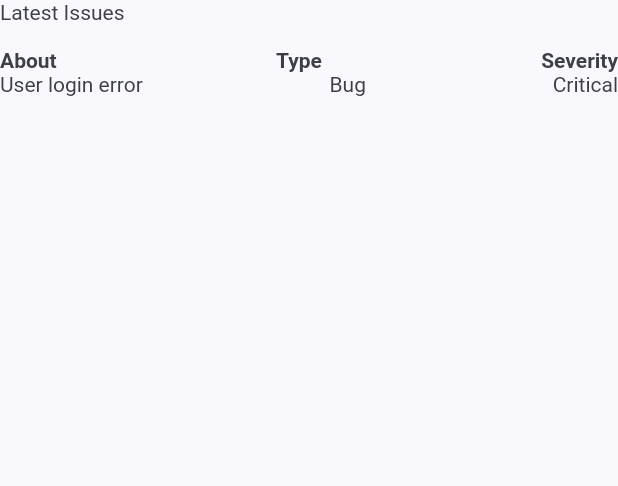
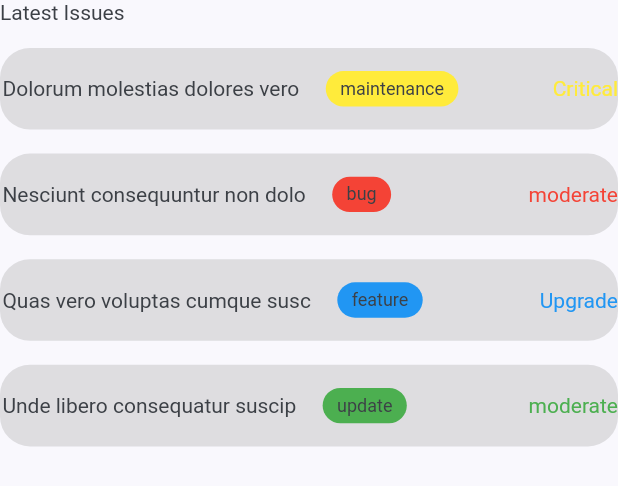
Before and after one commit to tee-jaay/stsks, a Flutter app: the LatestIssues widget shown alone on an empty page, opened directly, on a phone screen of 412 x 824 dp. Shown: the top 486 px of the screen. Run offline on Flutter 3.47's test engine with Material 2 defaults, Android fonts, the light colour scheme and no system bars; our stand-ins replace animated_text_kit, badges, date_format; missing offline and left inert: draw_graph, easy_table, graphic.

Commit message:
issues list

```diff
--- a/lib/screens/dashboard/inc/latest_issues.dart
+++ b/lib/screens/dashboard/inc/latest_issues.dart
@@ -1,9 +1,15 @@
 import 'package:flutter/material.dart';
 import 'package:stasks/constants.dart';
+import 'package:easy_table/easy_table.dart';
 
-class LatestIssues extends StatelessWidget {
+class LatestIssues extends StatefulWidget {
   const LatestIssues({Key? key}) : super(key: key);
 
+  @override
+  State<LatestIssues> createState() => _LatestIssuesState();
+}
+
+class _LatestIssuesState extends State<LatestIssues> {
   @override
   Widget build(BuildContext context) {
     return Column(
@@ -21,38 +27,114 @@ class LatestIssues extends StatelessWidget {
           height: stDefaultSpace,
         ),
         Container(),
-        Row(
-          mainAxisAlignment: MainAxisAlignment.spaceBetween,
-          children: [
-            Text(
-              "About",
-              style: TextStyle(fontWeight: FontWeight.bold),
-            ),
-            Text(
-              "Type",
-              style: TextStyle(fontWeight: FontWeight.bold),
-            ),
-            Text(
-              "Severity",
-              style: TextStyle(fontWeight: FontWeight.bold),
-            ),
-          ],
+        IssueItem(
+          about: "Dolorum molestias dolores vero",
+          issueType: "maintenance",
+          severity: "Critical",
+          colorType: Colors.yellow,
+          colorSeverity: Colors.yellow,
+          press: () {
+            print("pressed yellow");
+          },
         ),
-        Row(
-          mainAxisAlignment: MainAxisAlignment.spaceBetween,
-          children: [
-            Text(
-              "User login error",
-            ),
-            Text(
-              "Bug",
-            ),
-            Text(
-              "Critical",
-            ),
-          ],
+        IssueItem(
+          about: "Nesciunt consequuntur non dolo",
+          issueType: "bug",
+          severity: "moderate",
+          colorType: Colors.red,
+          colorSeverity: Colors.red,
+          press: () {
+            print("pressed red");
+          },
+        ),
+        IssueItem(
+          about: "Quas vero voluptas cumque susc",
+          issueType: "feature",
+          severity: "Upgrade",
+          colorType: Colors.blue,
+          colorSeverity: Colors.blue,
+          press: () {
+            print("pressed blue");
+          },
+        ),
+        IssueItem(
+          about: "Unde libero consequatur suscip",
+          issueType: "update",
+          severity: "moderate",
+          colorType: Colors.green,
+          colorSeverity: Colors.green,
+          press: () {
+            print("pressed green");
+          },
         ),
       ],
     );
   }
 }
+
+class IssueItem extends StatelessWidget {
+  const IssueItem({
+    Key? key,
+    required this.about,
+    required this.issueType,
+    required this.severity,
+    required this.colorType,
+    required this.colorSeverity,
+    required this.press,
+  }) : super(key: key);
+
+  final String about, issueType, severity;
+  final Color colorType, colorSeverity;
+  final VoidCallback press;
+
+  @override
+  Widget build(BuildContext context) {
+    return GestureDetector(
+      onTap: press,
+      child: Container(
+        margin: EdgeInsets.only(bottom: stDefaultSpace),
+        padding: EdgeInsets.symmetric(
+          vertical: stDefaultSpace * 0.7,
+        ),
+        decoration: BoxDecoration(
+          color: Colors.grey.withOpacity(0.3),
+          borderRadius: BorderRadius.circular(20),
+        ),
+        child: Row(
+          children: [
+            Container(
+              padding: EdgeInsets.symmetric(
+                vertical: stDefaultSpace * 0.5,
+                horizontal: stDefaultSpace * 0.1,
+              ),
+              child: Text(
+                about,
+              ),
+            ),
+            Container(
+              margin: EdgeInsets.only(left: stDefaultSpace),
+              padding: EdgeInsets.symmetric(
+                  horizontal: stDefaultSpace * 0.6,
+                  vertical: stDefaultSpace * 0.3),
+              decoration: BoxDecoration(
+                  color: colorType, borderRadius: BorderRadius.circular(50)),
+              child: Text(
+                issueType,
+                style: TextStyle(
+                  fontSize: 12.0,
+                ),
+              ),
+            ),
+            Spacer(),
+            Text(
+              severity,
+              style: TextStyle(
+                color: colorSeverity,
+              ),
+            ),
+          ],
+        ),
+      ),
+    );
+  }
+}
--- a/pubspec.yaml
+++ b/pubspec.yaml
@@ -39,6 +39,7 @@ dependencies:
   animated_text_kit: ^4.2.2
   graphic: ^0.10.5
   draw_graph: ^1.0.0
+  easy_table: ^1.6.0
 
 dev_dependencies:
   flutter_test:
```
Also changed, not shown: pubspec.lock.
